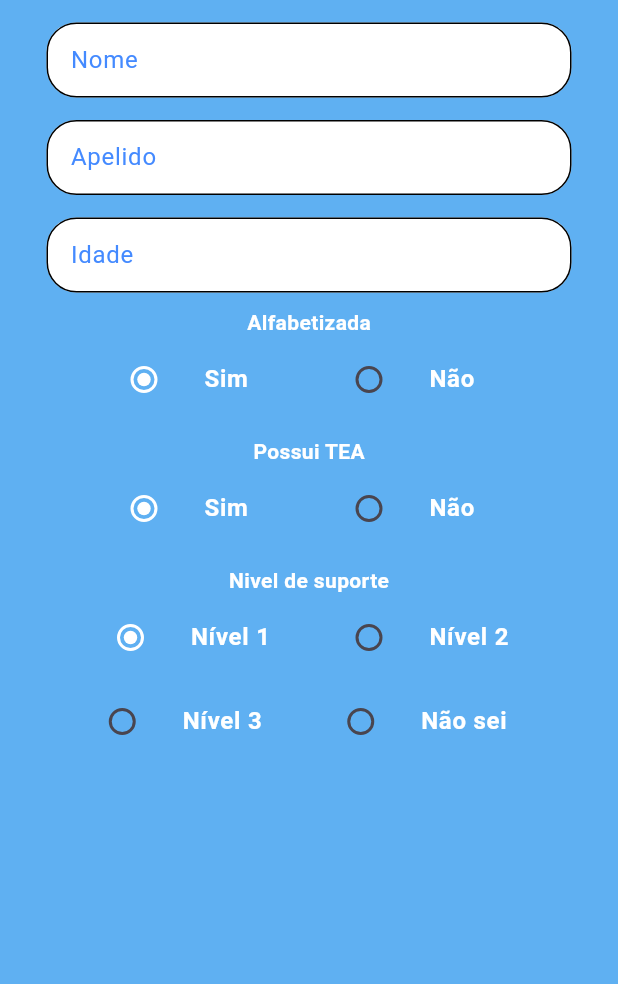
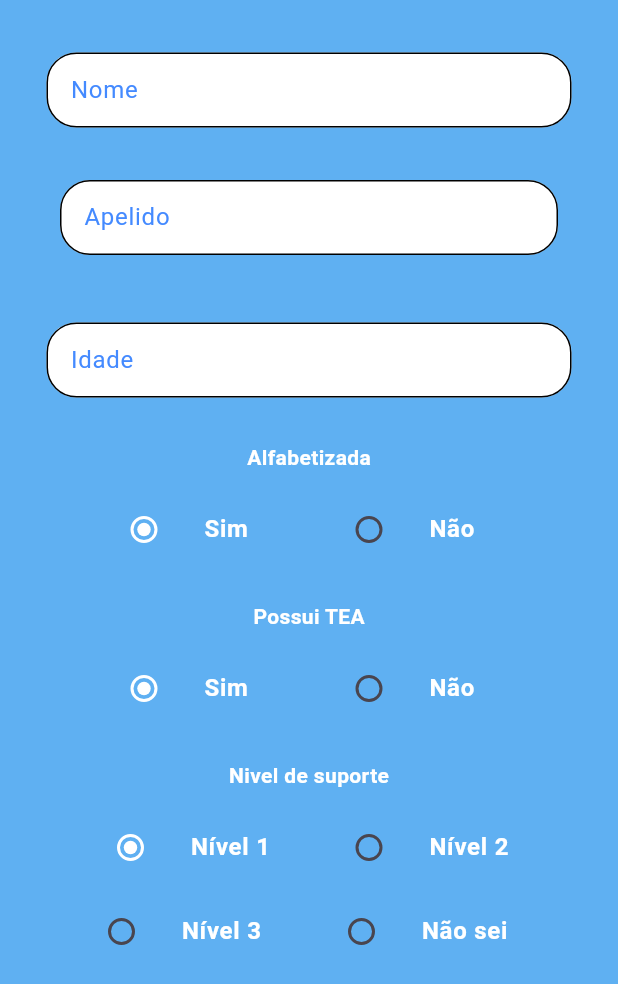
Before and after one commit to LuisAlveser/Gerador_de_contos, a Flutter app: the Pagina1FormCrianca screen opened directly, on a phone screen of 412 x 824 dp. Shown: the top 984 px of the screen. Run offline on Flutter 3.47's test engine with Material 3 defaults, Android fonts, the phone set to English and light mode, and no system bars.

```diff
--- a/lib/TelaParaCadastraCrianca/Pagina1.dart
+++ b/lib/TelaParaCadastraCrianca/Pagina1.dart
@@ -26,6 +26,8 @@ class Pagina1FormCriancaState extends State<Pagina1FormCrianca> {
         children: [
           Form(
             child: SingleChildScrollView(
+              child: Padding(
+                padding: const EdgeInsets.all(20.0),
                 child: Column(
                   children: [
                     const SizedBox(height: 15),
@@ -37,27 +39,38 @@ class Pagina1FormCriancaState extends State<Pagina1FormCrianca> {
                       ),
                     ),
                     const SizedBox(height: 15),
-                  SizedBox(
+                    Padding(
+                      padding: const EdgeInsets.all(20.0),
+                      child: SizedBox(
                         width: 350,
                         height: 50,
                         child: TextFormField(
-                      decoration: getAutenticationInputDecoration("Apelido"),
+                          decoration: getAutenticationInputDecoration(
+                            "Apelido",
+                          ),
+                        ),
                       ),
                     ),
                     const SizedBox(height: 15),
-                  SizedBox(
+                    Padding(
+                      padding: const EdgeInsets.all(10.0),
+                      child: SizedBox(
                         width: 350,
                         height: 50,
                         child: TextFormField(
                           decoration: getAutenticationInputDecoration("Idade"),
                         ),
                       ),
+                    ),
                     const SizedBox(height: 10),
-                  Text(
+                    Padding(
+                      padding: const EdgeInsets.all(10.0),
+                      child: Text(
                         "Alfabetizada",
                         style: TextStyle(
                           fontWeight: FontWeight.bold,
                           color: Colors.white,
+                        ),
                       ),
                     ),
                     Row(
@@ -113,11 +126,14 @@ class Pagina1FormCriancaState extends State<Pagina1FormCrianca> {
                     ),
 
                     const SizedBox(height: 10),
-                  Text(
+                    Padding(
+                      padding: const EdgeInsets.all(10.0),
+                      child: Text(
                         "Possui TEA",
                         style: TextStyle(
                           fontWeight: FontWeight.bold,
                           color: Colors.white,
+                        ),
                       ),
                     ),
                     Row(
@@ -173,11 +189,14 @@ class Pagina1FormCriancaState extends State<Pagina1FormCrianca> {
                     ),
 
                     const SizedBox(height: 10),
-                  Text(
+                    Padding(
+                      padding: const EdgeInsets.all(10.0),
+                      child: Text(
                         "Nivel de suporte",
                         style: TextStyle(
                           fontWeight: FontWeight.bold,
                           color: Colors.white,
+                        ),
                       ),
                     ),
                     Row(
@@ -237,7 +256,7 @@ class Pagina1FormCriancaState extends State<Pagina1FormCrianca> {
 
                       children: [
                         SizedBox(
-                        width: 159,
+                          width: 160,
 
                           child: ListTile(
                             title: Text(
@@ -288,6 +307,7 @@ class Pagina1FormCriancaState extends State<Pagina1FormCrianca> {
                 ),
               ),
             ),
+          ),
         ],
       ),
     );
```
Also changed, not shown: lib/Telas/TelaDeFormularioHistoria.dart (added, +159 -0 lines), lib/Telas/TelaPrincipalApp.dart (+12 -1 lines). Lines whose indentation alone changed are shown as unchanged.
